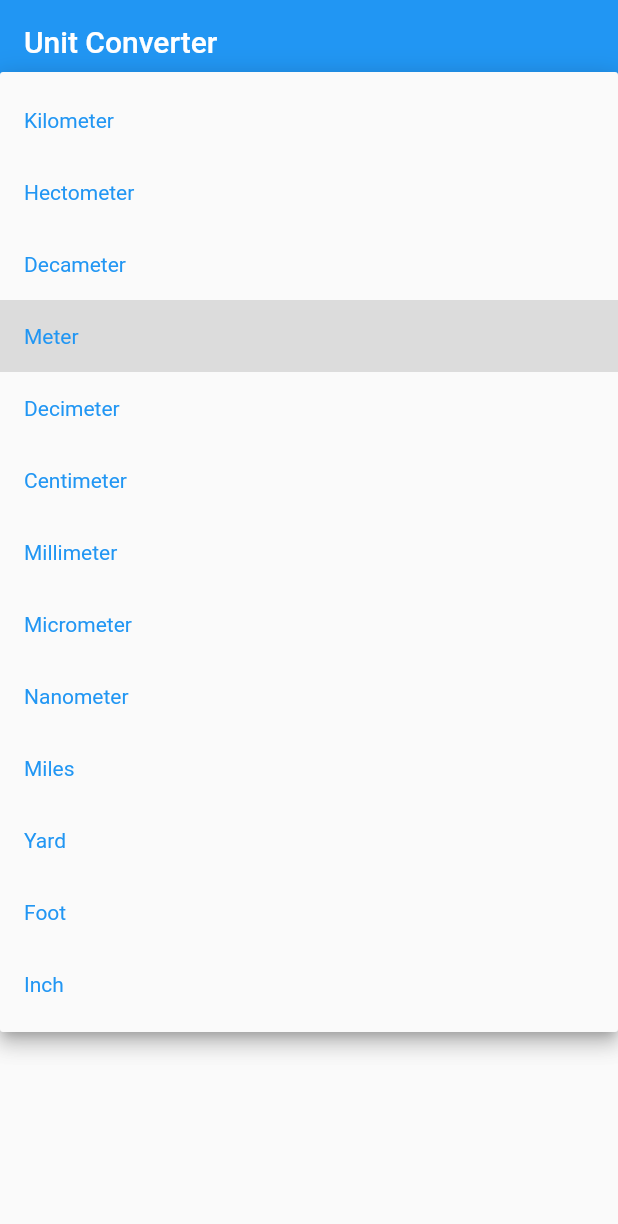
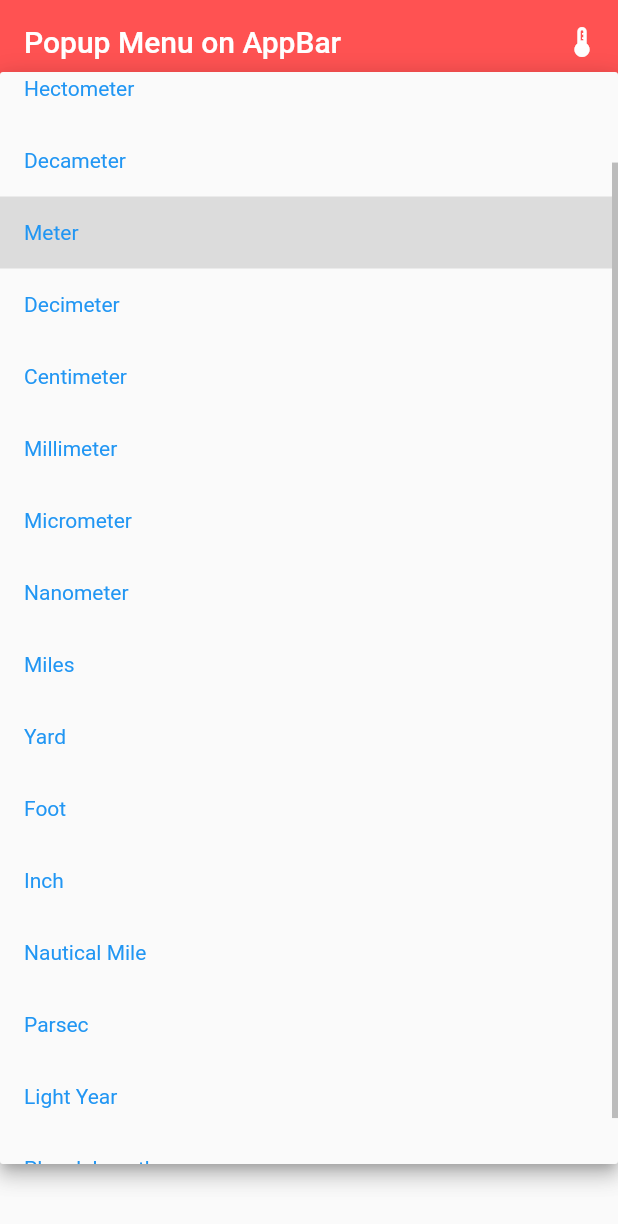
Before and after one commit to noamshamir/unit-conversion-app, a Flutter app: the screen it shows after launch, after a tap on "Meter", on a phone screen of 412 x 824 dp. Shown: the top 1224 px of the screen. Run offline on Flutter 3.47's test engine with Material 2 defaults, Android fonts, the phone set to English and light mode, and no system bars.

Commit message:
unit menu functional

```diff
--- a/lib/main.dart
+++ b/lib/main.dart
@@ -1,8 +1,37 @@
 import 'package:flutter/services.dart';
 import 'package:flutter/material.dart';
 
-NumberInputWidget input1 = NumberInputWidget();
-NumberInputWidget input2 = NumberInputWidget();
+final List<DropdownMenuItem<String>> temperatures = const [
+  DropdownMenuItem(child: Text("Celcius"), value: "2"),
+  DropdownMenuItem(child: Text("Fahrenheit"), value: "3"),
+  DropdownMenuItem(child: Text("Kelvin"), value: "4")
+];
+final List<DropdownMenuItem<String>> lengths = const [
+  DropdownMenuItem(child: Text("Kilometer"), value: "1000"),
+  DropdownMenuItem(child: Text("Hectometer"), value: "100"),
+  DropdownMenuItem(child: Text("Decameter"), value: "10"),
+  DropdownMenuItem(child: Text("Meter"), value: "1"),
+  DropdownMenuItem(child: Text("Decimeter"), value: "0.1"),
+  DropdownMenuItem(child: Text("Centimeter"), value: "0.01"),
+  DropdownMenuItem(child: Text("Millimeter"), value: "0.001"),
+  DropdownMenuItem(child: Text("Micrometer"), value: "0.000001"),
+  DropdownMenuItem(child: Text("Nanometer"), value: "0.000000001"),
+  DropdownMenuItem(child: Text("Miles"), value: "1609.344"),
+  DropdownMenuItem(child: Text("Yard"), value: "0.9144"),
+  DropdownMenuItem(child: Text("Foot"), value: "0.3048"),
+  DropdownMenuItem(child: Text("Inch"), value: "0.0254"),
+  DropdownMenuItem(child: Text("Nautical Mile"), value: "0.000539957"),
+  DropdownMenuItem(child: Text("Parsec"), value: "30856775812800000"),
+  DropdownMenuItem(child: Text("Light Year"), value: "9460730472580000"),
+  DropdownMenuItem(
+      child: Text("Planck Length"),
+      value: "161605000000000000000000000000000000")
+];
+
+String currentMeasurement = "lengths";
+
+ConversionForm input1 = ConversionForm();
+ConversionForm input2 = ConversionForm();
 void main() {
   runApp(MyApp());
 }
@@ -25,36 +54,59 @@ class MyHomePage extends StatelessWidget {
   @override
   Widget build(BuildContext context) {
     return Scaffold(
-      appBar: AppBar(title: Text('Unit Converter')),
-      body: NumberInputWidget(),
-    );
+        appBar: AppBar(
+            title: Text("Popup Menu on AppBar"),
+            backgroundColor: Colors.redAccent,
+            actions: [
+              PopupMenuButton(
+                  // add icon, by default "3 dot" icon
+                  icon: Icon(Icons.thermostat),
+                  itemBuilder: (context) {
+                    return [
+                      PopupMenuItem<int>(
+                        value: 0,
+                        child: Text("Temperature"),
+                      ),
+                      PopupMenuItem<int>(
+                        value: 1,
+                        child: Text("Volume"),
+                      ),
+                      PopupMenuItem<int>(
+                        value: 2,
+                        child: Text("Length"),
+                      ),
+                    ];
+                  },
+                  onSelected: (value) {
+                    if (value == 0) {
+                      currentMeasurement = "temperatures";
+                      print(currentMeasurement);
+                      Navigator.of(context).pushReplacement(MaterialPageRoute(
+                          builder: (context) => MyHomePage()));
+                    } else if (value == 1) {
+                      currentMeasurement = "volumes";
+                      Navigator.of(context).pushReplacement(MaterialPageRoute(
+                          builder: (context) => MyHomePage()));
+                    } else if (value == 2) {
+                      currentMeasurement = "lengths";
+                      print(currentMeasurement);
+                      Navigator.of(context).pushReplacement(MaterialPageRoute(
+                          builder: (context) => MyHomePage()));
+                    }
+                  })
+            ]),
+        body: ConversionForm());
   }
 }
 
-class NumberInputWidget extends StatefulWidget {
-  NumberInputWidget({super.key});
+class ConversionForm extends StatefulWidget {
+  ConversionForm({super.key});
 
   @override
-  State<NumberInputWidget> createState() => _NumberInputWidgetState();
+  State<ConversionForm> createState() => _ConversionFormState();
 }
 
-class _NumberInputWidgetState extends State<NumberInputWidget> {
-  List<DropdownMenuItem<String>> lengthMeasurements = const [
-    DropdownMenuItem(child: Text("Kilometer"), value: "1000"),
-    DropdownMenuItem(child: Text("Hectometer"), value: "100"),
-    DropdownMenuItem(child: Text("Decameter"), value: "10"),
-    DropdownMenuItem(child: Text("Meter"), value: "1"),
-    DropdownMenuItem(child: Text("Decimeter"), value: "0.1"),
-    DropdownMenuItem(child: Text("Centimeter"), value: "0.01"),
-    DropdownMenuItem(child: Text("Millimeter"), value: "0.001"),
-    DropdownMenuItem(child: Text("Micrometer"), value: "0.000001"),
-    DropdownMenuItem(child: Text("Nanometer"), value: "0.000000001"),
-    DropdownMenuItem(child: Text("Miles"), value: "1609.344"),
-    DropdownMenuItem(child: Text("Yard"), value: "0.9144"),
-    DropdownMenuItem(child: Text("Foot"), value: "0.3048"),
-    DropdownMenuItem(child: Text("Inch"), value: "0.0254"),
-  ];
-
+class _ConversionFormState extends State<ConversionForm> {
   final myController1 = TextEditingController();
   final myController2 = TextEditingController();
 
@@ -102,6 +154,43 @@ class _NumberInputWidgetState extends State<NumberInputWidget> {
 
   @override
   Widget build(BuildContext context) {
+    List<DropdownMenuItem<String>> measurements = [];
+    if (currentMeasurement == "lengths") {
+      measurements = const [
+        DropdownMenuItem(child: Text("Kilometer"), value: "1000"),
+        DropdownMenuItem(child: Text("Hectometer"), value: "100"),
+        DropdownMenuItem(child: Text("Decameter"), value: "10"),
+        DropdownMenuItem(child: Text("Meter"), value: "1"),
+        DropdownMenuItem(child: Text("Decimeter"), value: "0.1"),
+        DropdownMenuItem(child: Text("Centimeter"), value: "0.01"),
+        DropdownMenuItem(child: Text("Millimeter"), value: "0.001"),
+        DropdownMenuItem(child: Text("Micrometer"), value: "0.000001"),
+        DropdownMenuItem(child: Text("Nanometer"), value: "0.000000001"),
+        DropdownMenuItem(child: Text("Miles"), value: "1609.344"),
+        DropdownMenuItem(child: Text("Yard"), value: "0.9144"),
+        DropdownMenuItem(child: Text("Foot"), value: "0.3048"),
+        DropdownMenuItem(child: Text("Inch"), value: "0.0254"),
+        DropdownMenuItem(child: Text("Nautical Mile"), value: "0.000539957"),
+        DropdownMenuItem(child: Text("Parsec"), value: "30856775812800000"),
+        DropdownMenuItem(child: Text("Light Year"), value: "9460730472580000"),
+        DropdownMenuItem(
+          child: Text("Planck Length"),
+          value: "161605000000000000000000000000000000",
+        )
+      ];
+    } else if (currentMeasurement == "temperatures") {
+      measurements = const [
+        DropdownMenuItem(child: Text("Celcius"), value: "1"),
+        DropdownMenuItem(child: Text("Fahrenheit"), value: "3"),
+        DropdownMenuItem(child: Text("Kelvin"), value: "4"),
+      ];
+    } else if (currentMeasurement == "volumes") {
+      measurements = const [
+        DropdownMenuItem(child: Text("Liter"), value: "1"),
+      ];
+    }
+    print("HERE");
+    print(measurements);
     return Column(children: <Widget>[
       Padding(
           padding: EdgeInsets.fromLTRB(16.0, 16.0, 16.0, 0.0),
@@ -113,9 +202,7 @@ class _NumberInputWidgetState extends State<NumberInputWidget> {
                 TextInputType.numberWithOptions(decimal: true, signed: true),
             controller: myController1,
             decoration: InputDecoration(
-                border: OutlineInputBorder(),
-                prefixIcon: Icon(Icons.numbers),
-                labelText: 'type a number already'),
+                border: OutlineInputBorder(), labelText: 'Type a number...'),
             onChanged: (text) => convert1(text),
           )),
       Padding(
@@ -127,7 +214,7 @@ class _NumberInputWidgetState extends State<NumberInputWidget> {
             isExpanded: true,
             underline: Container(
               height: 0,
-              color: Colors.blueAccent,
+              color: Colors.blue,
             ),
             onChanged: (String? value) {
               // This is called when the user selects an item.
@@ -142,7 +229,7 @@ class _NumberInputWidgetState extends State<NumberInputWidget> {
                 } catch (e) {}
               });
             },
-            items: lengthMeasurements),
+            items: measurements),
       ),
       Divider(
         thickness: 2.0,
@@ -157,9 +244,7 @@ class _NumberInputWidgetState extends State<NumberInputWidget> {
                 TextInputType.numberWithOptions(decimal: true, signed: true),
             controller: myController2,
             decoration: InputDecoration(
-                border: OutlineInputBorder(),
-                prefixIcon: Icon(Icons.numbers),
-                labelText: 'type a number already'),
+                border: OutlineInputBorder(), labelText: 'Type a number...'),
             onChanged: (text) => convert2(text),
           )),
       Padding(
@@ -186,7 +271,7 @@ class _NumberInputWidgetState extends State<NumberInputWidget> {
                 } catch (e) {}
               });
             },
-            items: lengthMeasurements),
+            items: measurements),
       )
     ]);
   }
```
Also changed, not shown: 2 other files.
